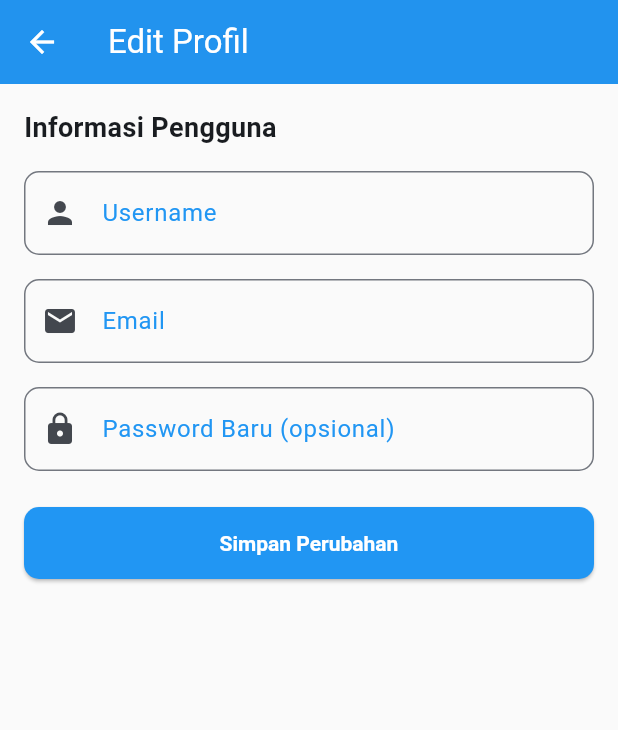
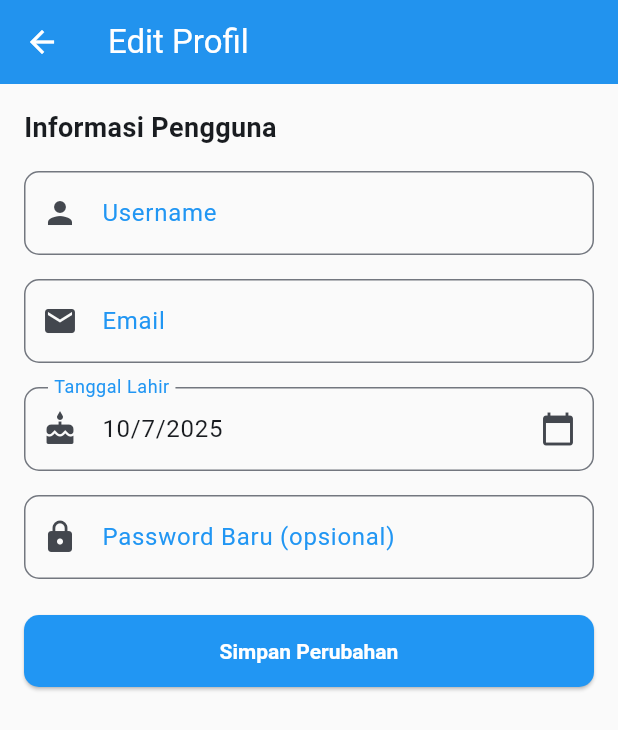
Before and after one commit to brotherzhafif/manajemen_waktu, a Flutter app: the ProfileScreen screen opened by its route, after a tap on "Edit Profil", on a phone screen of 412 x 824 dp. Shown: the top 730 px of the screen. Run offline on Flutter 3.47's test engine with Material 3 defaults, Android fonts, the phone set to English and light mode, and no system bars; our stand-ins replace fl_chart, flutter_local_notifications, permission_handler, shared_preferences, sqflite, timezone; accounts and stored records are empty.

Commit message:
feat(auth): implement user session management and birth date field
- Add session persistence with SharedPreferences
- Add birth date field to user model and database
- Update auth service to handle session management
- Modify screens to use session-based navigation
- Implement birth date handling in profile and user management

```diff
--- a/lib/models/user_model.dart
+++ b/lib/models/user_model.dart
@@ -3,12 +3,14 @@ class User {
   final String username;
   final String email;
   final String password;
+  final DateTime? tanggalLahir;
 
   User({
     this.id,
     required this.username,
     required this.email,
     required this.password,
+    this.tanggalLahir,
   });
 
   Map<String, dynamic> toMap() {
@@ -17,6 +19,7 @@ class User {
       'username': username,
       'email': email,
       'password': password,
+      'tanggal_lahir': tanggalLahir?.millisecondsSinceEpoch,
     };
   }
 
@@ -26,15 +29,19 @@ class User {
       username: map['username'] ?? '',
       email: map['email'] ?? '',
       password: map['password'] ?? '',
+      tanggalLahir: map['tanggal_lahir'] != null
+          ? DateTime.fromMillisecondsSinceEpoch(map['tanggal_lahir'])
+          : null,
     );
   }
 
-  User copyWith({int? id, String? username, String? email, String? password}) {
+  User copyWith({int? id, String? username, String? email, String? password, DateTime? tanggalLahir}) {
     return User(
       id: id ?? this.id,
       username: username ?? this.username,
       email: email ?? this.email,
       password: password ?? this.password,
+      tanggalLahir: tanggalLahir ?? this.tanggalLahir,
     );
   }
 }
--- a/lib/screens/profile_screen.dart
+++ b/lib/screens/profile_screen.dart
@@ -28,19 +28,40 @@ class _ProfileScreenState extends State<ProfileScreen> {
     });
 
     try {
+      // Coba load session user terlebih dahulu jika belum ada currentUser
+      if (_authService.currentUser == null) {
+        await _authService.loadUserSession();
+      }
+
       // Mendapatkan data user yang sedang login
       final currentUser = _authService.currentUser;
+
+      if (currentUser == null) {
+        // Jika masih null, mungkin user belum login
+        if (mounted) {
+          ScaffoldMessenger.of(context).showSnackBar(
+            const SnackBar(content: Text('Silakan login terlebih dahulu')),
+          );
+          Navigator.pushReplacementNamed(context, '/login');
+        }
+        return;
+      }
+
       setState(() {
         _currentUser = currentUser;
       });
     } catch (e) {
+      if (mounted) {
         ScaffoldMessenger.of(context).showSnackBar(
           SnackBar(content: Text('Error: $e')),
         );
+      }
     } finally {
+      if (mounted) {
         setState(() {
           _isLoading = false;
         });
+      }
     }
   }
 
@@ -137,6 +158,14 @@ class _ProfileScreenState extends State<ProfileScreen> {
                         _buildInfoRow(Icons.person, 'Username', _currentUser!.username),
                         const Divider(),
                         _buildInfoRow(Icons.email, 'Email', _currentUser!.email),
+                        const Divider(),
+                        _buildInfoRow(
+                          Icons.cake,
+                          'Tanggal Lahir',
+                          _currentUser!.tanggalLahir != null
+                            ? '${_currentUser!.tanggalLahir!.day}/${_currentUser!.tanggalLahir!.month}/${_currentUser!.tanggalLahir!.year}'
+                            : 'Belum diatur'
+                        ),
                       ],
                     ),
                     const SizedBox(height: 16),
--- a/lib/screens/user_management_screen.dart
+++ b/lib/screens/user_management_screen.dart
@@ -21,6 +21,7 @@ class _UserManagementScreenState extends State<UserManagementScreen> {
   bool _isEditing = false;
   int? _editingUserId;
   String? _errorMsg;
+  DateTime? _tanggalLahir;
 
   @override
   void initState() {
@@ -29,6 +30,20 @@ class _UserManagementScreenState extends State<UserManagementScreen> {
     WidgetsBinding.instance.addPostFrameCallback((_) {
       _loadUserData();
     });
+  }
+
+  Future<void> _pickTanggalLahir() async {
+    final picked = await showDatePicker(
+      context: context,
+      initialDate: _tanggalLahir ?? DateTime(2000, 1, 1),
+      firstDate: DateTime(1900),
+      lastDate: DateTime.now(),
+    );
+    if (picked != null) {
+      setState(() {
+        _tanggalLahir = picked;
+      });
+    }
   }
 
   Future<void> _loadUserData() async {
@@ -51,6 +66,7 @@ class _UserManagementScreenState extends State<UserManagementScreen> {
             _usernameController.text = user.username;
             _emailController.text = user.email;
             _editingUserId = user.id;
+            _tanggalLahir = user.tanggalLahir;
             _isEditing = true;
           });
         }
@@ -62,6 +78,7 @@ class _UserManagementScreenState extends State<UserManagementScreen> {
             _usernameController.text = currentUser.username;
             _emailController.text = currentUser.email;
             _editingUserId = currentUser.id;
+            _tanggalLahir = currentUser.tanggalLahir;
             _isEditing = true;
           });
         }
@@ -95,6 +112,7 @@ class _UserManagementScreenState extends State<UserManagementScreen> {
           password: _passwordController.text.isNotEmpty
               ? _passwordController.text
               : _authService.currentUser?.password ?? '',
+          tanggalLahir: _tanggalLahir,
         );
 
         // Menggunakan metode updateUser dari UserRepository
@@ -114,6 +132,7 @@ class _UserManagementScreenState extends State<UserManagementScreen> {
           username: _usernameController.text,
           email: _emailController.text,
           password: _passwordController.text,
+          tanggalLahir: _tanggalLahir,
         );
 
         // Check if email already exists
@@ -143,6 +162,9 @@ class _UserManagementScreenState extends State<UserManagementScreen> {
         _usernameController.clear();
         _emailController.clear();
         _passwordController.clear();
+        setState(() {
+          _tanggalLahir = null;
+        });
 
         // Jika halaman ini dibuka dari halaman admin, kembali ke halaman admin
         final Map<String, dynamic>? args = ModalRoute.of(context)?.settings.arguments as Map<String, dynamic>?;
@@ -239,6 +261,25 @@ class _UserManagementScreenState extends State<UserManagementScreen> {
                   },
                 ),
                 const SizedBox(height: 16),
+                GestureDetector(
+                  onTap: _pickTanggalLahir,
+                  child: AbsorbPointer(
+                    child: TextFormField(
+                      decoration: const InputDecoration(
+                        labelText: 'Tanggal Lahir',
+                        prefixIcon: Icon(Icons.cake),
+                        hintText: 'Pilih tanggal lahir',
+                        suffixIcon: Icon(Icons.calendar_today),
+                      ),
+                      controller: TextEditingController(
+                        text: _tanggalLahir == null
+                            ? ''
+                            : '${_tanggalLahir!.day}/${_tanggalLahir!.month}/${_tanggalLahir!.year}',
+                      ),
+                    ),
+                  ),
+                ),
+                const SizedBox(height: 16),
                 TextFormField(
                   controller: _passwordController,
                   obscureText: true,
```
Also changed, not shown: lib/main.dart (+11 -1 lines), lib/screens/dashboard_screen.dart (+21 -2 lines), lib/screens/login_screen.dart (+21 -8 lines), lib/screens/signup_screen.dart (+27 -11 lines), lib/services/auth_service.dart (+19 -2 lines), lib/services/database_helper.dart (+15 -2 lines). Lines whose indentation alone changed are shown as unchanged.
